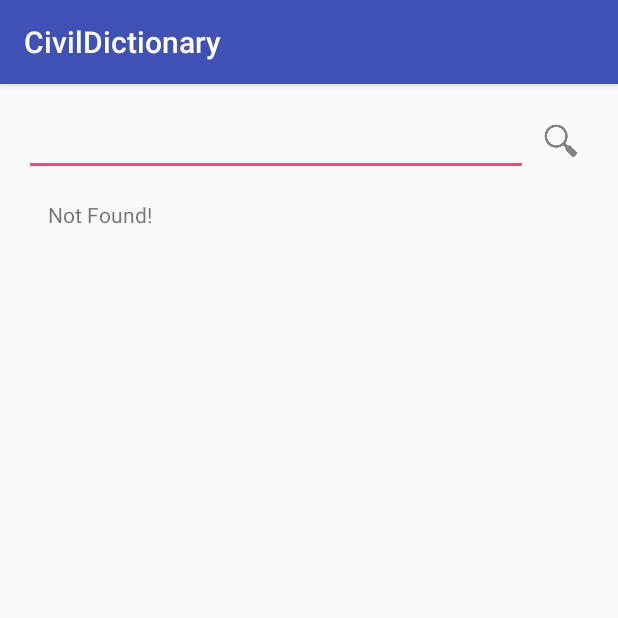
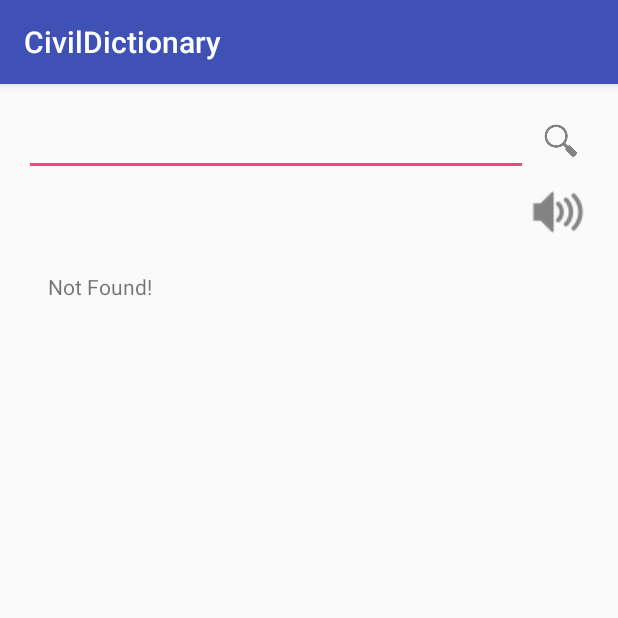
Before and after one commit to ramin-vakili/GeoDic, an Android app: the screen it shows after launch (MainActivity), after a tap on an icon or button, on a phone screen of 412 x 824 dp, the top half of it. Run offline under Robolectric (Android 15) with nearby library versions, the phone set to English and light mode, and no system bars; 3 statements that could not run were skipped.

Commit message:
some changes

```diff
--- a/app/src/main/java/vakili/ramin/civildictionary/activities/MainActivity.java
+++ b/app/src/main/java/vakili/ramin/civildictionary/activities/MainActivity.java
@@ -9,6 +9,7 @@
 import android.view.View;
 import android.widget.EditText;
 import android.widget.ImageButton;
+import android.widget.LinearLayout;
 import android.widget.TextView;
 
 import java.io.IOException;
@@ -27,6 +28,9 @@
     private SuggestionsAdapter adapter;
     private EditText editText;
     private TextView textViewResult;
+    private ImageButton imageButtonVoice;
+    private LinearLayout speakerLayout;
+    private TextView textViewPhonetic;
     ArrayList<String> suggestions = new ArrayList<>();
 
     @Override
@@ -55,13 +59,23 @@
         ImageButton imageButtonSearch = (ImageButton) findViewById(R.id.imageButtonSearch);
         recyclerView = (RecyclerView) findViewById(R.id.recyclerView);
         textViewResult = (TextView) findViewById(R.id.textViewResult);
+        imageButtonVoice = (ImageButton) findViewById(R.id.imageButtonVoice);
+        speakerLayout = (LinearLayout) findViewById(R.id.speakerLayout);
+        textViewPhonetic = (TextView) findViewById(R.id.textViewPhonetic);
         imageButtonSearch.setOnClickListener(this);
         editText.addTextChangedListener(this);
     }
 
     @Override
     public void onClick(View view) {
-        searchWord(editText.getText().toString());
+        switch (view.getId()){
+            case R.id.imageButtonSearch:
+                searchShowResult(editText.getText().toString());
+                break;
+
+            case R.id.imageButtonVoice:
+                break;
+        }
     }
 
     @Override
@@ -85,26 +99,24 @@
 
     @Override
     public void onItemClicked(String word) {
-        searchWord(word);
+        editText.setText(word);
+        searchShowResult(word);
     }
 
-    private void searchWord(String word) {
+    private void searchShowResult(String word) {
         suggestions.clear();
         adapter.setSuggestions(suggestions);
         adapter.notifyDataSetChanged();
         Word searchWord = helper.searchWord(word);
 
         if (searchWord != null){
-            String res = word +
-                    "\n\n" +
-                    searchWord.getMeaning() +
-                    "\n\n" +
-                    searchWord.getVoice() +
-                    "\n\n" +
-                    searchWord.getPhonetic() +
-                    "\n\n" +
-                    searchWord.isFavorite();
-            textViewResult.setText(res);
+            if (searchWord.getPhonetic().equals("")){
+                speakerLayout.setVisibility(View.GONE);
+            }else {
+                speakerLayout.setVisibility(View.VISIBLE);
+                textViewPhonetic.setText(searchWord.getPhonetic());
+            }
+            textViewResult.setText(searchWord.getMeaning());
         }else {
             textViewResult.setText(getResources().getString(R.string.not_found));
         }
--- a/app/src/main/res/layout/activity_main.xml
+++ b/app/src/main/res/layout/activity_main.xml
@@ -25,6 +25,7 @@
             android:id="@+id/imageButtonSearch"
             android:background="@drawable/ic_search_black"
             android:layout_margin="@dimen/button_margin"
+            android:foreground="?android:attr/selectableItemBackground"
             android:clickable="true"
             android:layout_width="wrap_content"
             android:layout_height="wrap_content" />
@@ -35,12 +36,42 @@
         android:layout_width="match_parent"
         android:layout_height="match_parent">
 
-        <TextView
-            android:id="@+id/textViewResult"
-            android:textDirection="anyRtl"
-            android:padding="@dimen/activity_horizontal_margin"
+        <LinearLayout
+            android:orientation="vertical"
             android:layout_width="match_parent"
-            android:layout_height="match_parent"/>
+            android:layout_height="match_parent">
+
+            <LinearLayout
+                android:id="@+id/speakerLayout"
+                android:gravity="center_vertical"
+                android:orientation="horizontal"
+                android:layout_width="match_parent"
+                android:layout_height="wrap_content">
+
+                <TextView
+                    android:id="@+id/textViewPhonetic"
+                    android:layout_weight="1"
+                    android:layout_width="0dp"
+                    android:layout_height="wrap_content" />
+
+                <ImageButton
+                    android:id="@+id/imageButtonVoice"
+                    android:background="@drawable/ic_speaker_black"
+                    android:foreground="?android:attr/selectableItemBackground"
+                    android:clickable="true"
+                    android:layout_width="@dimen/icon_size"
+                    android:layout_height="@dimen/icon_size" />
+
+            </LinearLayout>
+
+            <TextView
+                android:id="@+id/textViewResult"
+                android:textDirection="anyRtl"
+                android:padding="@dimen/activity_horizontal_margin"
+                android:layout_width="match_parent"
+                android:layout_height="match_parent"/>
+
+        </LinearLayout>
 
         <android.support.v7.widget.RecyclerView
             android:id="@+id/recyclerView"
--- a/app/src/main/res/values/dimens.xml
+++ b/app/src/main/res/values/dimens.xml
@@ -4,4 +4,5 @@
     <dimen name="activity_vertical_margin">16dp</dimen>
     <dimen name="button_margin">6dp</dimen>
     <dimen name="text_margin">2dp</dimen>
+    <dimen name="icon_size">48dp</dimen>
 </resources>
```
Also changed, not shown: app/src/main/res/drawable-hdpi/ic_speaker_black.png (added), app/src/main/res/drawable-mdpi/ic_speaker_black.png (added), app/src/main/res/drawable-xhdpi/ic_speaker_black.png (added), app/src/main/res/drawable-xxhdpi/ic_speaker_black.png (added).
